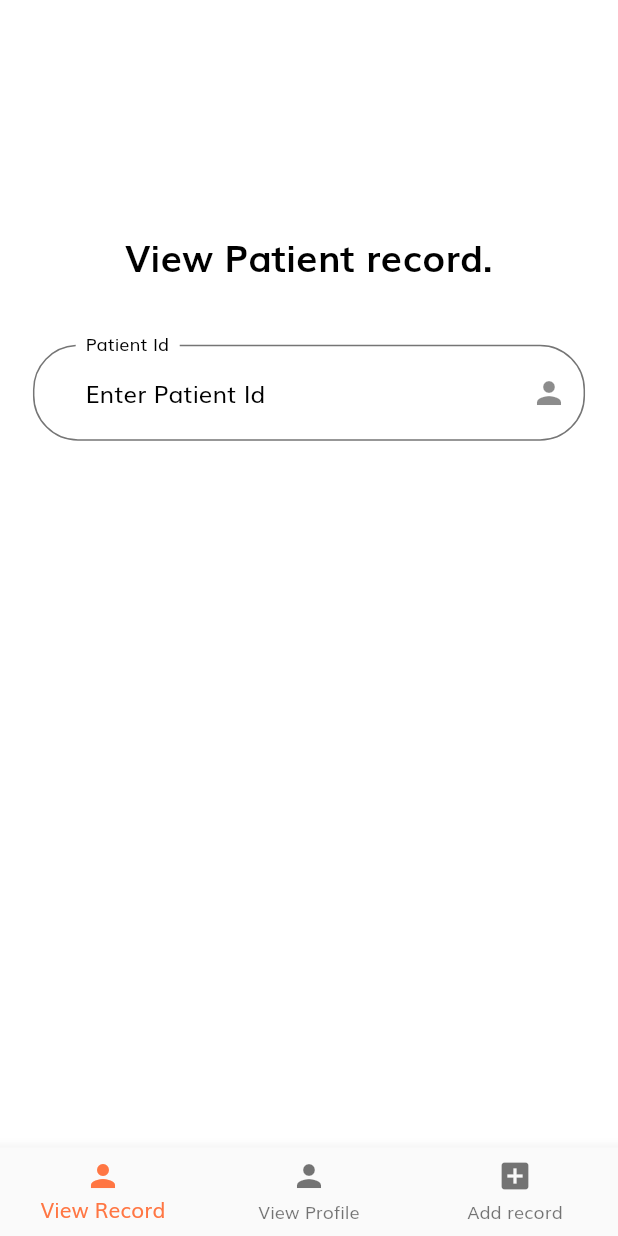
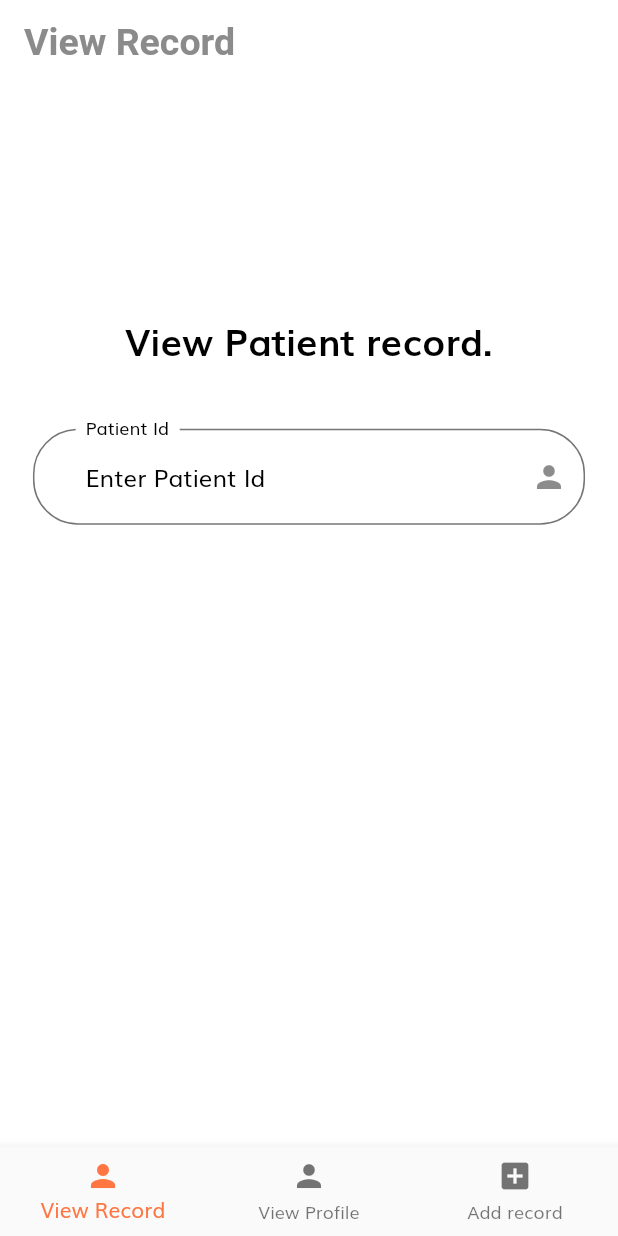
Before and after one commit to priyamalytic/Medical-Record-App, a Flutter app: the screen it shows after launch, on a phone screen of 412 x 824 dp. Run offline on Flutter 3.47's test engine with Material 2 defaults, Android fonts, the phone set to English and light mode, and no system bars; our stand-ins replace flutter_svg.

Commit message:
added app bar in viewPatientRecord

```diff
--- a/lib/screens/view_patient_record/viewPatientRecord.dart
+++ b/lib/screens/view_patient_record/viewPatientRecord.dart
@@ -13,6 +13,15 @@ class _ViewPatientRecordState extends State<ViewPatientRecord> {
   Widget build(BuildContext context) {
     return SafeArea(
       child: Scaffold(
+        appBar: AppBar(
+          title: Text(
+            "View Record",
+            style: TextStyle(
+              fontSize: 25,
+              fontWeight: FontWeight.w600,
+            ),
+          ),
+        ),
         body: Body(),
       ),
     );
```
